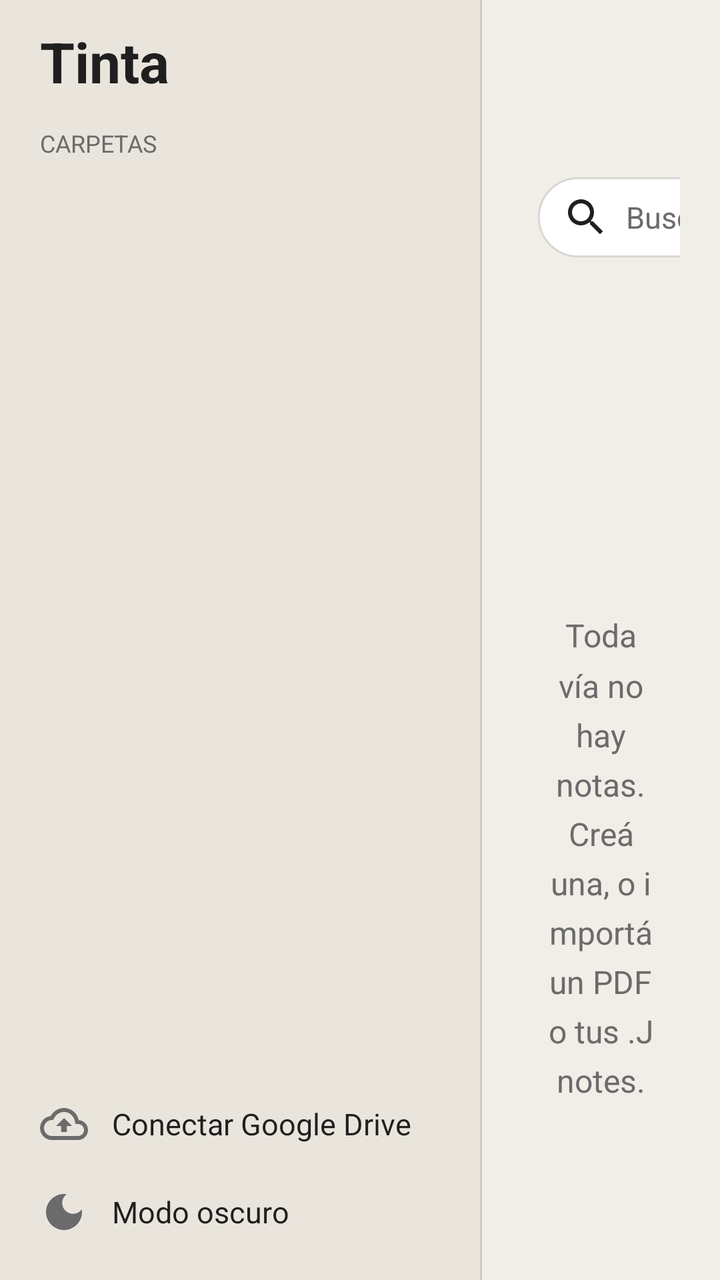
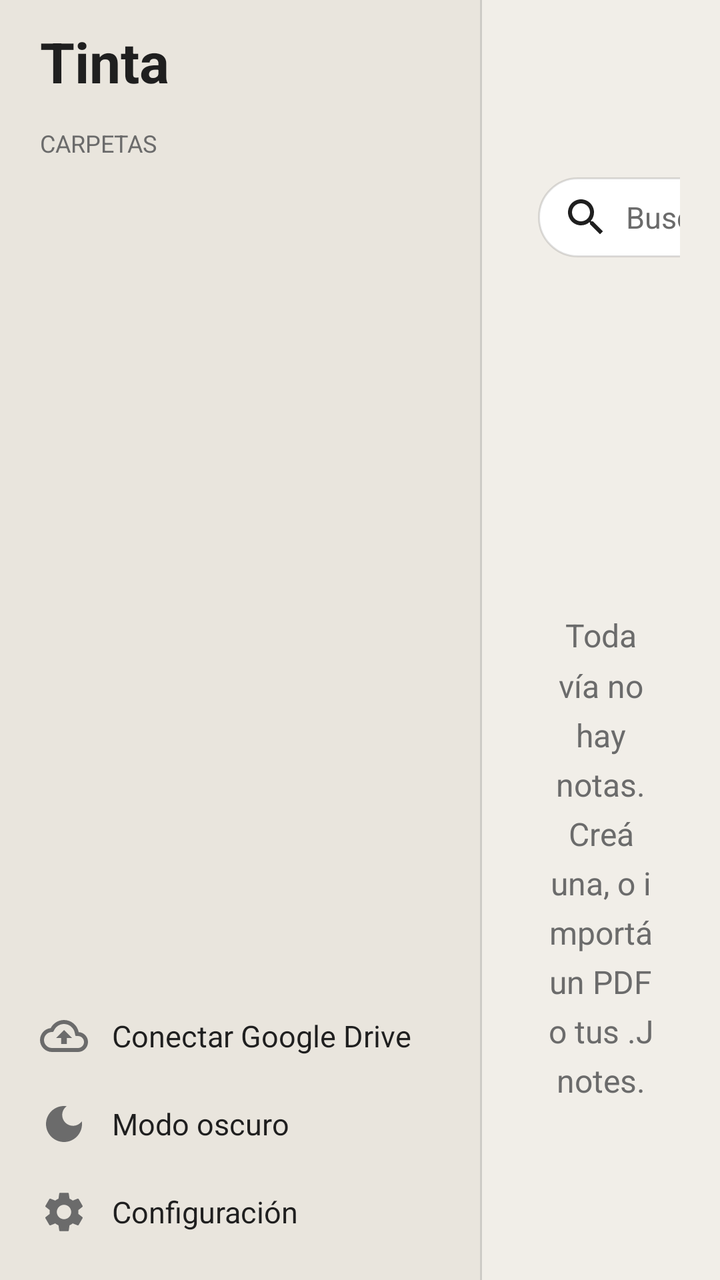

Compare the two renders of this Android layout. The source of the first and the diff that turns it into the second are given below.
<!-- AndroidManifest.xml: application theme Theme.Tinta -->
<!-- res/layout/activity_main.xml -->
<?xml version="1.0" encoding="utf-8"?>
<LinearLayout xmlns:android="http://schemas.android.com/apk/res/android"
    android:id="@+id/root"
    android:layout_width="match_parent"
    android:layout_height="match_parent"
    android:background="@color/chrome"
    android:orientation="horizontal">

    
    <LinearLayout
        android:layout_width="240dp"
        android:layout_height="match_parent"
        android:background="@color/sidebar"
        android:orientation="vertical"
        android:paddingHorizontal="10dp"
        android:paddingVertical="12dp">

        <TextView
            android:layout_width="match_parent"
            android:layout_height="wrap_content"
            android:paddingHorizontal="10dp"
            android:paddingBottom="14dp"
            android:text="@string/app_name"
            android:textColor="@color/ink"
            android:textSize="28sp"
            android:textStyle="bold" />

        <TextView
            android:layout_width="match_parent"
            android:layout_height="wrap_content"
            android:paddingHorizontal="10dp"
            android:paddingBottom="4dp"
            android:text="@string/folders"
            android:textAllCaps="true"
            android:textColor="@color/muted"
            android:textSize="12sp" />

        <ScrollView
            android:layout_width="match_parent"
            android:layout_height="0dp"
            android:layout_weight="1"
            android:background="@android:color/transparent">

            <LinearLayout
                android:id="@+id/folders"
                android:layout_width="match_parent"
                android:layout_height="wrap_content"
                android:orientation="vertical" />
        </ScrollView>

        <TextView
            android:id="@+id/cloud"
            style="@style/SidebarItem"
            android:layout_height="wrap_content"
            android:minHeight="44dp"
            android:paddingVertical="6dp"
            android:singleLine="false"
            android:maxLines="2"
            android:drawableStart="@drawable/ic_cloud"
            android:text="@string/cloud_connect" />

        <TextView
            android:id="@+id/dark"
            style="@style/SidebarItem"
            android:drawableStart="@drawable/ic_dark"
            android:text="@string/dark_mode" />
    </LinearLayout>

    <View
        android:layout_width="1dp"
        android:layout_height="match_parent"
        android:background="@color/divider" />

    <LinearLayout
        android:layout_width="0dp"
        android:layout_height="match_parent"
        android:layout_weight="1"
        android:orientation="vertical">

        <LinearLayout
            android:layout_width="match_parent"
            android:layout_height="wrap_content"
            android:gravity="center_vertical"
            android:orientation="horizontal"
            android:paddingHorizontal="20dp"
            android:paddingVertical="12dp">

            <TextView
                android:id="@+id/folder_title"
                android:layout_width="0dp"
                android:layout_height="wrap_content"
                android:layout_weight="1"
                android:ellipsize="end"
                android:singleLine="true"
                android:textColor="@color/ink"
                android:textSize="24sp" />

            <EditText
                android:id="@+id/search"
                android:layout_width="260dp"
                android:layout_height="40dp"
                android:layout_marginHorizontal="8dp"
                android:background="@drawable/bg_search"
                android:drawableStart="@drawable/ic_search"
                android:drawablePadding="8dp"
                android:hint="@string/search_notes"
                android:imeOptions="actionSearch|flagNoExtractUi"
                android:importantForAutofill="no"
                android:inputType="text"
                android:paddingHorizontal="12dp"
                android:singleLine="true"
                android:textColor="@color/ink"
                android:textColorHint="@color/muted"
                android:textSize="15sp" />

            <Button
                android:id="@+id/import_jnotes"
                style="@style/TextButton"
                android:drawableStart="@drawable/ic_import"
                android:text="@string/import_jnotes" />

            <Button
                android:id="@+id/new_note"
                style="@style/TextButton"
                android:drawableStart="@drawable/ic_add"
                android:text="@string/new_note" />
        </LinearLayout>

        <TextView
            android:id="@+id/search_status"
            android:layout_width="match_parent"
            android:layout_height="wrap_content"
            android:paddingHorizontal="22dp"
            android:paddingBottom="6dp"
            android:textColor="@color/muted"
            android:textSize="13sp"
            android:visibility="gone" />

        <FrameLayout
            android:layout_width="match_parent"
            android:layout_height="0dp"
            android:layout_weight="1">

            <androidx.recyclerview.widget.RecyclerView
                android:id="@+id/list"
                android:layout_width="match_parent"
                android:layout_height="match_parent"
                android:clipToPadding="false"
                android:paddingHorizontal="12dp"
                android:paddingBottom="24dp" />

            <TextView
                android:id="@+id/empty"
                android:layout_width="wrap_content"
                android:layout_height="wrap_content"
                android:layout_gravity="center"
                android:gravity="center"
                android:lineSpacingMultiplier="1.3"
                android:padding="32dp"
                android:text="@string/empty"
                android:textColor="@color/muted"
                android:textSize="16sp" />
        </FrameLayout>
    </LinearLayout>
</LinearLayout>
<!-- resources referenced by this layout -->
<resources>
  <color name="chrome">#FFF1EEE8</color>
  <color name="divider">#26000000</color>
  <color name="ink">#FF1F1F1F</color>
  <color name="muted">#FF6B6B6B</color>
  <color name="sidebar">#FFE9E5DD</color>
  <!-- drawable bg_search (drawable) -->
  <?xml version="1.0" encoding="utf-8"?>
  <shape xmlns:android="http://schemas.android.com/apk/res/android" android:shape="rectangle">
      <solid android:color="@color/card" />
      <stroke android:width="1dp" android:color="@color/card_stroke" />
      <corners android:radius="20dp" />
  </shape>
  <!-- drawable ic_add (drawable) -->
  <?xml version="1.0" encoding="utf-8"?>
  <vector xmlns:android="http://schemas.android.com/apk/res/android"
      android:width="24dp"
      android:height="24dp"
      android:tint="?android:attr/textColorPrimary"
      android:viewportWidth="24"
      android:viewportHeight="24">
      <path
          android:fillColor="#FF000000"
          android:pathData="M19,13h-6v6h-2v-6H5v-2h6V5h2v6h6v2z" />
  </vector>
  <!-- drawable ic_import (drawable) -->
  <?xml version="1.0" encoding="utf-8"?>
  <vector xmlns:android="http://schemas.android.com/apk/res/android"
      android:width="24dp"
      android:height="24dp"
      android:tint="?android:attr/textColorPrimary"
      android:viewportWidth="24"
      android:viewportHeight="24">
      <path
          android:fillColor="#FF000000"
          android:pathData="M19,9h-4V3H9v6H5l7,7 7,-7zM5,18v2h14v-2H5z" />
  </vector>
  <string name="app_name">Tinta</string>
  <string name="cloud_connect">Conectar Google Drive</string>
  <string name="dark_mode">Modo oscuro</string>
  <string name="empty">Todavía no hay notas.\nCreá una, o importá un PDF o tus .Jnotes.</string>
  <string name="folders">Carpetas</string>
  <string name="import_jnotes">Importar PDF</string>
  <string name="new_note">Nueva nota</string>
  <string name="search_notes">Buscar en las notas</string>
  <style name="Theme.Tinta" parent="android:Theme.DeviceDefault.Light.NoActionBar">
          <item name="android:colorAccent">@color/accent</item>
          <item name="android:windowBackground">@color/chrome</item>
          <item name="android:textColorPrimary">@color/ink</item>
          <item name="android:windowLightStatusBar">true</item>
          <item name="android:windowLightNavigationBar">true</item>
      </style>
  <color name="card">#FFFFFFFF</color>
  <color name="card_stroke">#1F000000</color>
  <color name="accent">#FF2F6FD6</color>
  <color name="selected">#332F6FD6</color>
  <color name="press">#1A000000</color>
  <!-- unchanged entries left out for length: 6 -->
</resources>

<!-- the commit's change to res/layout/activity_main.xml (unified diff, before → after) -->
@@ -64,6 +64,12 @@
             style="@style/SidebarItem"
             android:drawableStart="@drawable/ic_dark"
             android:text="@string/dark_mode" />
+
+        <TextView
+            android:id="@+id/settings"
+            style="@style/SidebarItem"
+            android:drawableStart="@drawable/ic_settings"
+            android:text="@string/settings" />
     </LinearLayout>
 
     <View
<!-- resource entries referenced after the edit -->
@@ -36,6 +36,19 @@
           android:fillColor="#FF000000"
           android:pathData="M19,9h-4V3H9v6H5l7,7 7,-7zM5,18v2h14v-2H5z" />
   </vector>
+  <!-- drawable ic_settings (drawable) -->
+  <?xml version="1.0" encoding="utf-8"?>
+  <vector xmlns:android="http://schemas.android.com/apk/res/android"
+      android:width="24dp"
+      android:height="24dp"
+      android:tint="?android:attr/textColorPrimary"
+      android:viewportWidth="24"
+      android:viewportHeight="24">
+      
+      <path
+          android:fillColor="#FF000000"
+          android:pathData="M19.14,12.94c0.04,-0.3 0.06,-0.61 0.06,-0.94c0,-0.32 -0.02,-0.64 -0.07,-0.94l2.03,-1.58c0.18,-0.14 0.23,-0.41 0.12,-0.61l-1.92,-3.32c-0.12,-0.22 -0.37,-0.29 -0.59,-0.22l-2.39,0.96c-0.5,-0.38 -1.03,-0.7 -1.62,-0.94L14.4,2.81c-0.04,-0.24 -0.24,-0.41 -0.48,-0.41h-3.84c-0.24,0 -0.43,0.17 -0.47,0.41L9.25,5.35C8.66,5.59 8.12,5.92 7.63,6.29L5.24,5.33c-0.22,-0.08 -0.47,0 -0.59,0.22L2.74,8.87C2.62,9.08 2.66,9.34 2.86,9.48l2.03,1.58C4.84,11.36 4.8,11.69 4.8,12s0.02,0.64 0.07,0.94l-2.03,1.58c-0.18,0.14 -0.23,0.41 -0.12,0.61l1.92,3.32c0.12,0.22 0.37,0.29 0.59,0.22l2.39,-0.96c0.5,0.38 1.03,0.7 1.62,0.94l0.36,2.54c0.05,0.24 0.24,0.41 0.48,0.41h3.84c0.24,0 0.44,-0.17 0.47,-0.41l0.36,-2.54c0.59,-0.24 1.13,-0.56 1.62,-0.94l2.39,0.96c0.22,0.08 0.47,0 0.59,-0.22l1.92,-3.32c0.12,-0.22 0.07,-0.47 -0.12,-0.61L19.14,12.94zM12,15.6c-1.98,0 -3.6,-1.62 -3.6,-3.6s1.62,-3.6 3.6,-3.6s3.6,1.62 3.6,3.6S13.98,15.6 12,15.6z" />
+  </vector>
   <string name="app_name">Tinta</string>
   <string name="cloud_connect">Conectar Google Drive</string>
   <string name="dark_mode">Modo oscuro</string>
@@ -44,6 +57,7 @@
   <string name="import_jnotes">Importar PDF</string>
   <string name="new_note">Nueva nota</string>
   <string name="search_notes">Buscar en las notas</string>
+  <string name="settings">Configuración</string>
   <style name="Theme.Tinta" parent="android:Theme.DeviceDefault.Light.NoActionBar">
           <item name="android:colorAccent">@color/accent</item>
           <item name="android:windowBackground">@color/chrome</item>
